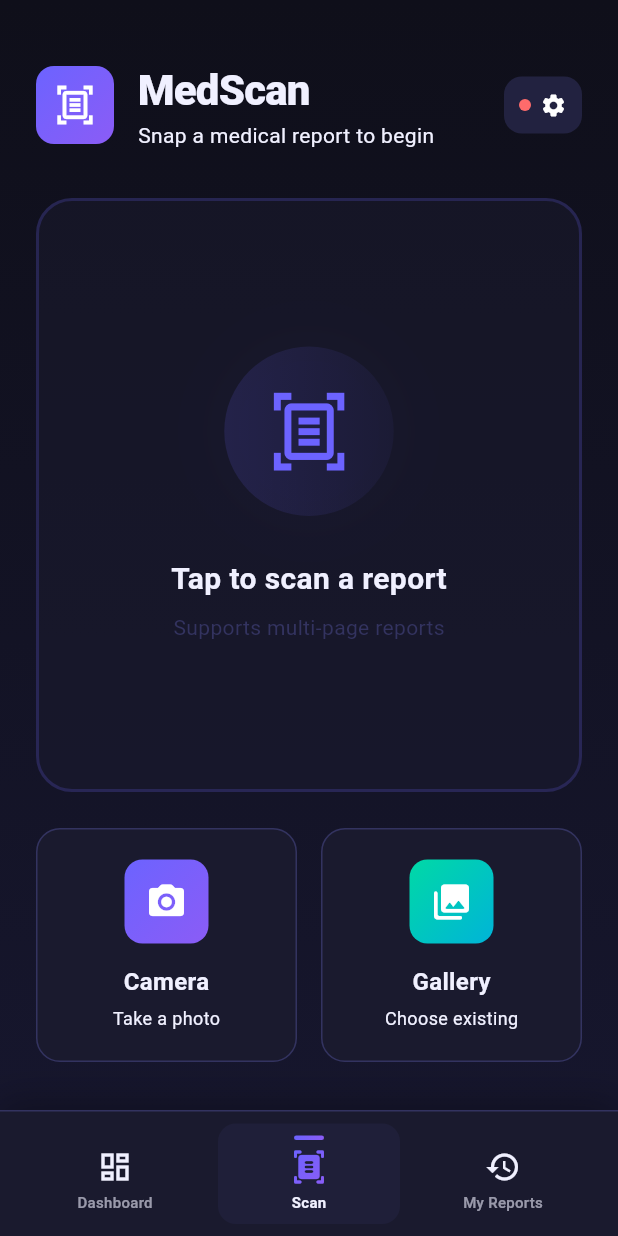
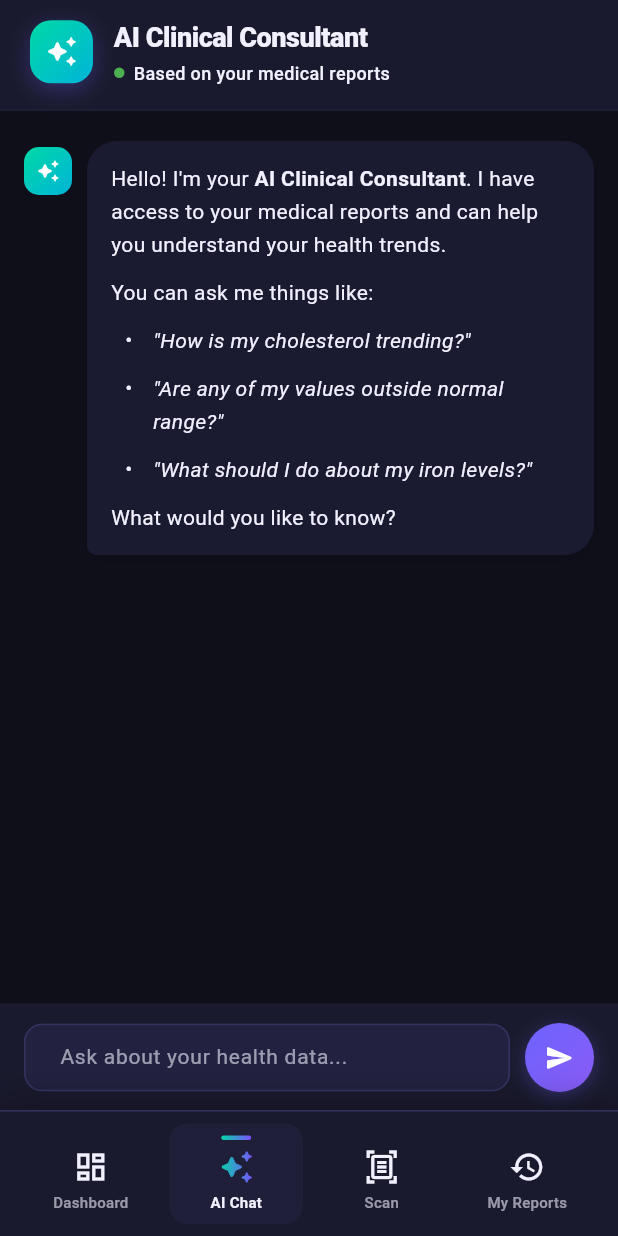
Before and after one commit to SooYM/OCR-II, a Flutter app: the MainScreen screen opened directly, item 2 of the bottom bar chosen, on a phone screen of 412 x 824 dp. Run offline on Flutter 3.47's test engine with Material 3 defaults, Android fonts, the phone set to English and light mode, and no system bars; drawn by our look-alikes of flutter_markdown; our stand-ins replace animate_do, fl_chart, image_picker, shared_preferences; accounts and stored records are empty; network calls fail; Roboto replaces fonts that are missing (Helvetica Neue).

Commit message:
Feature: Dedicated AI Clinical Chatbot page with threaded conversation UI

```diff
--- /dev/null
+++ b/frontend/lib/screens/ai_chat_screen.dart
@@ -0,0 +1,446 @@
+import 'package:flutter/material.dart';
+import 'package:animate_do/animate_do.dart';
+import 'package:flutter_markdown/flutter_markdown.dart';
+import '../theme/app_theme.dart';
+import '../services/api_service.dart';
+
+/// A single chat message in the conversation.
+class ChatMessage {
+  final String role; // 'user' or 'assistant'
+  final String content;
+  final DateTime timestamp;
+
+  ChatMessage({required this.role, required this.content, DateTime? timestamp})
+      : timestamp = timestamp ?? DateTime.now();
+}
+
+/// Dedicated AI Clinical Chatbot screen with threaded conversation.
+class AiChatScreen extends StatefulWidget {
+  final DateTimeRange? dateRange;
+  const AiChatScreen({super.key, this.dateRange});
+
+  @override
+  State<AiChatScreen> createState() => AiChatScreenState();
+}
+
+class AiChatScreenState extends State<AiChatScreen> with TickerProviderStateMixin {
+  final List<ChatMessage> _messages = [];
+  final TextEditingController _inputCtrl = TextEditingController();
+  final ScrollController _scrollCtrl = ScrollController();
+  final FocusNode _inputFocus = FocusNode();
+  bool _isTyping = false;
+  DateTimeRange? _activeDateRange;
+
+  @override
+  void initState() {
+    super.initState();
+    _activeDateRange = widget.dateRange;
+    // Welcome message
+    _messages.add(ChatMessage(
+      role: 'assistant',
+      content: "Hello! I'm your **AI Clinical Consultant**. I have access to your medical reports and can help you understand your health trends.\n\nYou can ask me things like:\n- *\"How is my cholesterol trending?\"*\n- *\"Are any of my values outside normal range?\"*\n- *\"What should I do about my iron levels?\"*\n\nWhat would you like to know?",
+    ));
+  }
+
+  /// Called externally when dashboard date range changes.
+  void updateDateRange(DateTimeRange? range) {
+    setState(() => _activeDateRange = range);
+  }
+
+  @override
+  void dispose() {
+    _inputCtrl.dispose();
+    _scrollCtrl.dispose();
+    _inputFocus.dispose();
+    super.dispose();
+  }
+
+  Future<void> _sendMessage() async {
+    final text = _inputCtrl.text.trim();
+    if (text.isEmpty || _isTyping) return;
+
+    setState(() {
+      _messages.add(ChatMessage(role: 'user', content: text));
+      _isTyping = true;
+    });
+    _inputCtrl.clear();
+    _scrollToBottom();
+
+    try {
+      String? startDate;
+      String? endDate;
+      if (_activeDateRange != null) {
+        startDate = _activeDateRange!.start.toIso8601String();
+        endDate = _activeDateRange!.end.toIso8601String();
+      }
+
+      final response = await ApiService.analyzeHealthTrends(
+        query: text,
+        startDate: startDate,
+        endDate: endDate,
+      );
+
+      if (mounted) {
+        setState(() {
+          _messages.add(ChatMessage(role: 'assistant', content: response));
+          _isTyping = false;
+        });
+        _scrollToBottom();
+      }
+    } catch (e) {
+      if (mounted) {
+        setState(() {
+          _messages.add(ChatMessage(
+            role: 'assistant',
+            content: "I'm sorry, I encountered an error while analyzing your data. Please try again.\n\n*Error: $e*",
+          ));
+          _isTyping = false;
+        });
+        _scrollToBottom();
+      }
+    }
+  }
+
+  void _scrollToBottom() {
+    Future.delayed(const Duration(milliseconds: 150), () {
+      if (_scrollCtrl.hasClients) {
+        _scrollCtrl.animateTo(
+          _scrollCtrl.position.maxScrollExtent,
+          duration: const Duration(milliseconds: 400),
+          curve: Curves.easeOutCubic,
+        );
+      }
+    });
+  }
+
+  @override
+  Widget build(BuildContext context) {
+    final cs = Theme.of(context).colorScheme;
+
+    return Column(
+      children: [
+        // ─── Header ───────────────────────────────────────────
+        _buildHeader(cs),
+        // ─── Date Range Chip ──────────────────────────────────
+        if (_activeDateRange != null) _buildDateRangeChip(cs),
+        // ─── Message List ─────────────────────────────────────
+        Expanded(child: _buildMessageList(cs)),
+        // ─── Input Bar ────────────────────────────────────────
+        _buildInputBar(cs),
+      ],
+    );
+  }
+
+  Widget _buildHeader(ColorScheme cs) {
+    return Container(
+      padding: EdgeInsets.only(
+        top: MediaQuery.of(context).padding.top + 12,
+        left: 20,
+        right: 20,
+        bottom: 16,
+      ),
+      decoration: BoxDecoration(
+        color: cs.surface,
+        border: Border(bottom: BorderSide(color: cs.outline.withValues(alpha: 0.15))),
+      ),
+      child: Row(
+        children: [
+          Container(
+            padding: const EdgeInsets.all(10),
+            decoration: BoxDecoration(
+              gradient: AppTheme.accentGradient(context),
+              borderRadius: BorderRadius.circular(14),
+              boxShadow: [
+                BoxShadow(color: cs.primary.withValues(alpha: 0.3), blurRadius: 12, offset: const Offset(0, 4)),
+              ],
+            ),
+            child: const Icon(Icons.auto_awesome_rounded, color: Colors.white, size: 22),
+          ),
+          const SizedBox(width: 14),
+          Expanded(
+            child: Column(
+              crossAxisAlignment: CrossAxisAlignment.start,
+              children: [
+                Text('AI Clinical Consultant', style: TextStyle(fontSize: 18, fontWeight: FontWeight.w800, color: cs.onSurface, letterSpacing: -0.3)),
+                const SizedBox(height: 2),
+                Row(
+                  children: [
+                    Container(
+                      width: 7,
+                      height: 7,
+                      decoration: const BoxDecoration(color: Color(0xFF4CAF50), shape: BoxShape.circle),
+                    ),
+                    const SizedBox(width: 6),
+                    Text('Based on your medical reports', style: TextStyle(fontSize: 12, fontWeight: FontWeight.w500, color: cs.onSurfaceVariant)),
+                  ],
+                ),
+              ],
+            ),
+          ),
+          // Clear chat button
+          if (_messages.length > 1)
+            GestureDetector(
+              onTap: () {
+                setState(() {
+                  _messages.removeRange(1, _messages.length); // Keep welcome message
+                });
+              },
+              child: Container(
+                padding: const EdgeInsets.all(8),
+                decoration: BoxDecoration(
+                  color: cs.surfaceContainerHighest.withValues(alpha: 0.5),
+                  borderRadius: BorderRadius.circular(10),
+                ),
+                child: Icon(Icons.delete_sweep_rounded, size: 20, color: cs.onSurfaceVariant),
+              ),
+            ),
+        ],
+      ),
+    );
+  }
+
+  Widget _buildDateRangeChip(ColorScheme cs) {
+    final fmt = (DateTime d) => '${d.day}/${d.month}/${d.year}';
+    return Container(
+      width: double.infinity,
+      padding: const EdgeInsets.symmetric(horizontal: 20, vertical: 10),
+      color: cs.primary.withValues(alpha: 0.06),
+      child: Row(
+        children: [
+          Icon(Icons.date_range_rounded, size: 15, color: cs.primary),
+          const SizedBox(width: 8),
+          Text(
+            'Analyzing: ${fmt(_activeDateRange!.start)} – ${fmt(_activeDateRange!.end)}',
+            style: TextStyle(fontSize: 12, fontWeight: FontWeight.w600, color: cs.primary),
+          ),
+        ],
+      ),
+    );
+  }
+
+  Widget _buildMessageList(ColorScheme cs) {
+    return ListView.builder(
+      controller: _scrollCtrl,
+      padding: const EdgeInsets.symmetric(horizontal: 16, vertical: 20),
+      itemCount: _messages.length + (_isTyping ? 1 : 0),
+      itemBuilder: (context, index) {
+        // Typing indicator
+        if (index == _messages.length && _isTyping) {
+          return _buildTypingIndicator(cs);
+        }
+
+        final msg = _messages[index];
+        final isUser = msg.role == 'user';
+
+        return FadeInUp(
+          duration: const Duration(milliseconds: 350),
+          from: 20,
+          child: Padding(
+            padding: const EdgeInsets.only(bottom: 16),
+            child: Row(
+              mainAxisAlignment: isUser ? MainAxisAlignment.end : MainAxisAlignment.start,
+              crossAxisAlignment: CrossAxisAlignment.start,
+              children: [
+                // Assistant avatar
+                if (!isUser) ...[
+                  Container(
+                    width: 32,
+                    height: 32,
+                    margin: const EdgeInsets.only(top: 4),
+                    decoration: BoxDecoration(
+                      gradient: AppTheme.accentGradient(context),
+                      borderRadius: BorderRadius.circular(10),
+                    ),
+                    child: const Icon(Icons.auto_awesome_rounded, color: Colors.white, size: 16),
+                  ),
+                  const SizedBox(width: 10),
+                ],
+                // Message bubble
+                Flexible(
+                  child: Container(
+                    padding: const EdgeInsets.symmetric(horizontal: 16, vertical: 14),
+                    decoration: BoxDecoration(
+                      color: isUser
+                          ? cs.primary
+                          : cs.surfaceContainerHighest.withValues(alpha: 0.6),
+                      borderRadius: BorderRadius.only(
+                        topLeft: const Radius.circular(20),
+                        topRight: const Radius.circular(20),
+                        bottomLeft: Radius.circular(isUser ? 20 : 6),
+                        bottomRight: Radius.circular(isUser ? 6 : 20),
+                      ),
+                      boxShadow: [
+                        BoxShadow(
+                          color: (isUser ? cs.primary : Colors.black).withValues(alpha: 0.08),
+                          blurRadius: 10,
+                          offset: const Offset(0, 4),
+                        ),
+                      ],
+                    ),
+                    child: isUser
+                        ? Text(msg.content, style: const TextStyle(color: Colors.white, fontSize: 14, height: 1.5, fontWeight: FontWeight.w500))
+                        : MarkdownBody(
+                            data: msg.content,
+                            styleSheet: MarkdownStyleSheet(
+                              p: TextStyle(color: cs.onSurface, fontSize: 14, height: 1.6),
+                              strong: TextStyle(color: cs.onSurface, fontSize: 14, fontWeight: FontWeight.w700, height: 1.6),
+                              em: TextStyle(color: cs.onSurfaceVariant, fontSize: 14, fontStyle: FontStyle.italic, height: 1.6),
+                              h1: TextStyle(color: cs.onSurface, fontSize: 17, fontWeight: FontWeight.w800, height: 1.5),
+                              h2: TextStyle(color: cs.onSurface, fontSize: 16, fontWeight: FontWeight.w700, height: 1.5),
+                              h3: TextStyle(color: cs.primary, fontSize: 15, fontWeight: FontWeight.w700, height: 1.5),
+                              listBullet: TextStyle(color: cs.onSurfaceVariant, fontSize: 14),
+                              blockSpacing: 10,
+                            ),
+                          ),
+                  ),
+                ),
+                // User avatar
+                if (isUser) ...[
+                  const SizedBox(width: 10),
+                  Container(
+                    width: 32,
+                    height: 32,
+                    margin: const EdgeInsets.only(top: 4),
+                    decoration: BoxDecoration(
+                      color: cs.primary.withValues(alpha: 0.15),
+                      borderRadius: BorderRadius.circular(10),
+                    ),
+                    child: Icon(Icons.person_rounded, color: cs.primary, size: 18),
+                  ),
+                ],
+              ],
+            ),
+          ),
+        );
+      },
+    );
+  }
+
+  Widget _buildTypingIndicator(ColorScheme cs) {
+    return FadeInUp(
+      duration: const Duration(milliseconds: 300),
+      from: 15,
+      child: Padding(
+        padding: const EdgeInsets.only(bottom: 16),
+        child: Row(
+          crossAxisAlignment: CrossAxisAlignment.start,
+          children: [
+            Container(
+              width: 32,
+              height: 32,
+              margin: const EdgeInsets.only(top: 4),
+              decoration: BoxDecoration(
+                gradient: AppTheme.accentGradient(context),
+                borderRadius: BorderRadius.circular(10),
+              ),
+              child: const Icon(Icons.auto_awesome_rounded, color: Colors.white, size: 16),
+            ),
+            const SizedBox(width: 10),
+            Container(
+              padding: const EdgeInsets.symmetric(horizontal: 20, vertical: 16),
+              decoration: BoxDecoration(
+                color: cs.surfaceContainerHighest.withValues(alpha: 0.6),
+                borderRadius: const BorderRadius.only(
+                  topLeft: Radius.circular(20),
+                  topRight: Radius.circular(20),
+                  bottomLeft: Radius.circular(6),
+                  bottomRight: Radius.circular(20),
+                ),
+              ),
+              child: Row(
+                mainAxisSize: MainAxisSize.min,
+                children: List.generate(3, (i) {
+                  return TweenAnimationBuilder<double>(
+                    tween: Tween(begin: 0, end: 1),
+                    duration: Duration(milliseconds: 600 + (i * 200)),
+                    builder: (context, value, child) {
+                      return AnimatedContainer(
+                        duration: const Duration(milliseconds: 300),
+                        margin: const EdgeInsets.symmetric(horizontal: 3),
+                        width: 8,
+                        height: 8,
+                        decoration: BoxDecoration(
+                          color: cs.primary.withValues(alpha: 0.3 + (0.4 * value)),
+                          shape: BoxShape.circle,
+                        ),
+                      );
+                    },
+                  );
+                }),
+              ),
+            ),
+          ],
+        ),
+      ),
+    );
+  }
+
+  Widget _buildInputBar(ColorScheme cs) {
+    return Container(
+      padding: EdgeInsets.only(
+        left: 16,
+        right: 16,
+        top: 12,
+        bottom: MediaQuery.of(context).padding.bottom + 12,
+      ),
+      decoration: BoxDecoration(
+        color: cs.surface,
+        border: Border(top: BorderSide(color: cs.outline.withValues(alpha: 0.12))),
+        boxShadow: [
+          BoxShadow(color: Colors.black.withValues(alpha: 0.04), blurRadius: 12, offset: const Offset(0, -4)),
+        ],
+      ),
+      child: Row(
+        children: [
+          // Input field
+          Expanded(
+            child: Container(
+              decoration: BoxDecoration(
+                color: cs.surfaceContainerHighest.withValues(alpha: 0.5),
+                borderRadius: BorderRadius.circular(24),
+              ),
+              child: TextField(
+                controller: _inputCtrl,
+                focusNode: _inputFocus,
+                style: TextStyle(fontSize: 14, color: cs.onSurface),
+                maxLines: null,
+                textInputAction: TextInputAction.send,
+                onSubmitted: (_) => _sendMessage(),
+                decoration: InputDecoration(
+                  hintText: 'Ask about your health data...',
+                  hintStyle: TextStyle(color: cs.onSurfaceVariant.withValues(alpha: 0.6), fontSize: 14),
+                  contentPadding: const EdgeInsets.symmetric(horizontal: 20, vertical: 12),
+                  border: InputBorder.none,
+                  isDense: true,
+                ),
+              ),
+            ),
+          ),
+          const SizedBox(width: 10),
+          // Send button
+          GestureDetector(
+            onTap: _isTyping ? null : _sendMessage,
+            child: AnimatedContainer(
+              duration: const Duration(milliseconds: 200),
+              width: 46,
+              height: 46,
+              decoration: BoxDecoration(
+                gradient: _isTyping ? null : AppTheme.primaryGradient(context),
+                color: _isTyping ? cs.surfaceContainerHighest : null,
+                borderRadius: BorderRadius.circular(23),
+                boxShadow: _isTyping
+                    ? null
+                    : [BoxShadow(color: cs.primary.withValues(alpha: 0.3), blurRadius: 10, offset: const Offset(0, 3))],
+              ),
+              child: Icon(
+                _isTyping ? Icons.hourglass_top_rounded : Icons.send_rounded,
+                color: _isTyping ? cs.onSurfaceVariant : Colors.white,
+                size: 20,
+              ),
+            ),
+          ),
+        ],
+      ),
+    );
+  }
+}
```
Also changed, not shown: frontend/lib/screens/main_screen.dart (+39 -120 lines).
